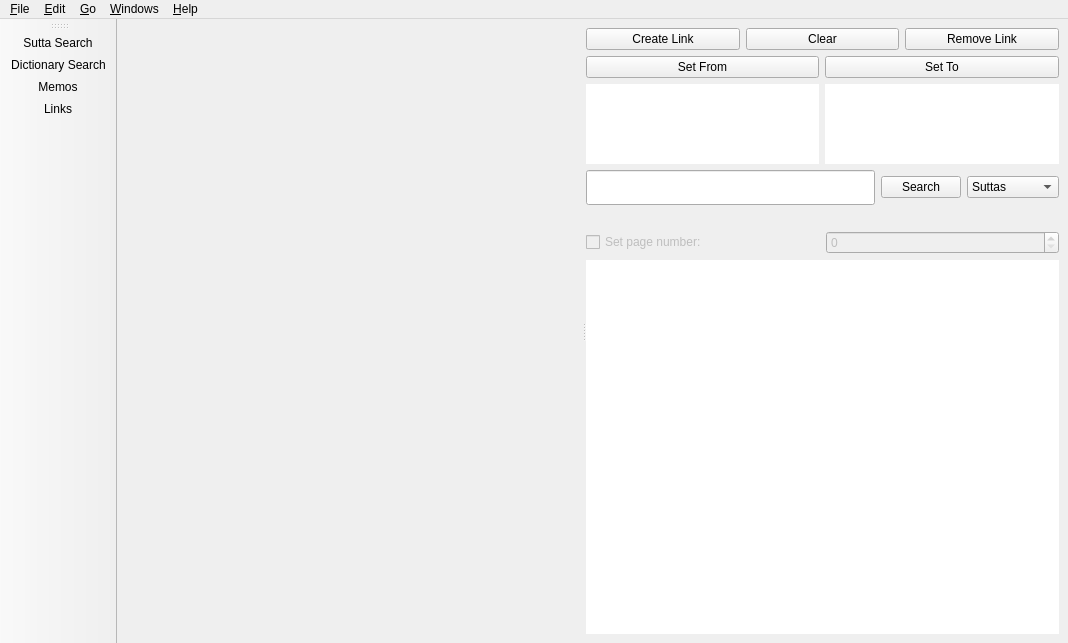
The window that simsapa/assets/ui/links_browser_window.ui (simsapa/simsapa) describes before a commit, drawn with Qt 5.
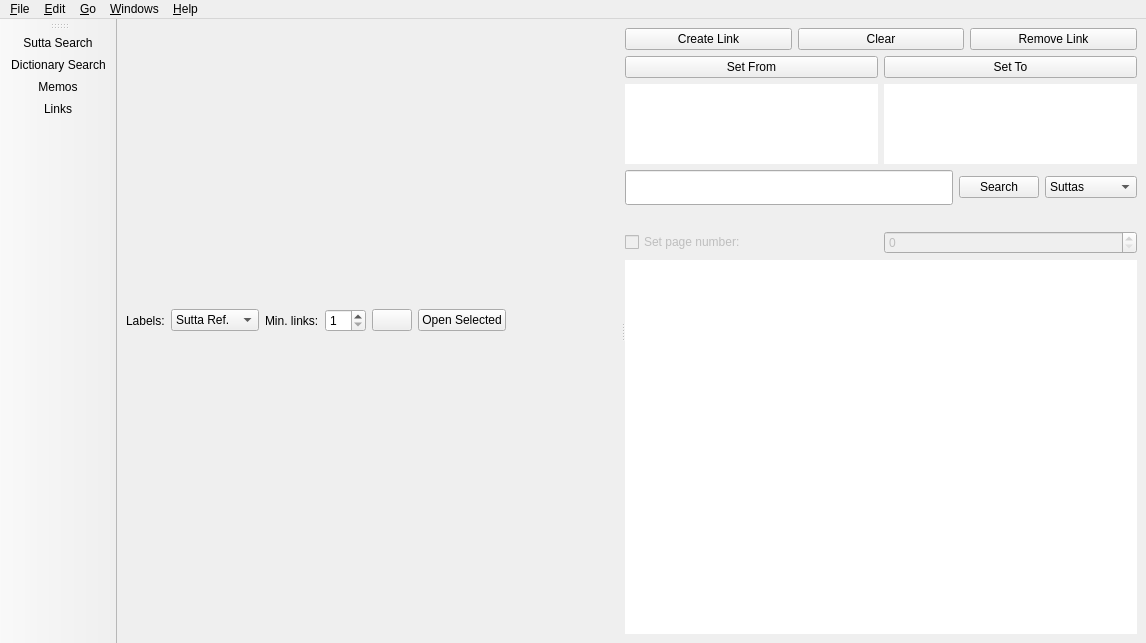
The same window after the commit. Icons and pictures are not drawn.

Commit message: select data sources to download

Patch:
```diff
--- a/simsapa/assets/ui/links_browser_window.ui
+++ b/simsapa/assets/ui/links_browser_window.ui
@@ -6,7 +6,7 @@
    <rect>
     <x>0</x>
     <y>0</y>
-    <width>1068</width>
+    <width>1146</width>
     <height>643</height>
    </rect>
   </property>
@@ -29,7 +29,95 @@
          <enum>Qt::Horizontal</enum>
         </property>
         <widget class="QWidget" name="verticalLayoutWidget_2">
-         <layout class="QVBoxLayout" name="links_layout">
+         <layout class="QVBoxLayout" name="links_wrap_layout">
+          <item>
+           <layout class="QHBoxLayout" name="links_controls_layout">
+            <item>
+             <widget class="QLabel" name="label_6">
+              <property name="text">
+               <string>Labels:</string>
+              </property>
+             </widget>
+            </item>
+            <item>
+             <widget class="QComboBox" name="label_select">
+              <item>
+               <property name="text">
+                <string>Sutta Ref.</string>
+               </property>
+              </item>
+              <item>
+               <property name="text">
+                <string>Ref. + Title</string>
+               </property>
+              </item>
+              <item>
+               <property name="text">
+                <string>No Labels</string>
+               </property>
+              </item>
+             </widget>
+            </item>
+            <item>
+             <widget class="QLabel" name="label_4">
+              <property name="text">
+               <string>Min. links:</string>
+              </property>
+             </widget>
+            </item>
+            <item>
+             <widget class="QSpinBox" name="min_links_input">
+              <property name="minimum">
+               <number>1</number>
+              </property>
+             </widget>
+            </item>
+            <item>
+             <widget class="QPushButton" name="links_regenerate_button">
+              <property name="toolTip">
+               <string>Regenerate Links Graph</string>
+              </property>
+              <property name="text">
+               <string/>
+              </property>
+              <property name="icon">
+               <iconset resource="../icons.qrc">
+                <normaloff>:/reload</normaloff>:/reload</iconset>
+              </property>
+             </widget>
+            </item>
+            <item>
+             <widget class="QPushButton" name="open_selected_link_button">
+              <property name="toolTip">
+               <string>Open Selected Link</string>
+              </property>
+              <property name="text">
+               <string>Open Selected</string>
+              </property>
+              <property name="icon">
+               <iconset resource="../icons.qrc">
+                <normaloff>:/book</normaloff>:/book</iconset>
+              </property>
+             </widget>
+            </item>
+            <item>
+             <spacer name="horizontalSpacer_4">
+              <property name="orientation">
+               <enum>Qt::Horizontal</enum>
+              </property>
+              <property name="sizeHint" stdset="0">
+               <size>
+                <width>40</width>
+                <height>20</height>
+               </size>
+              </property>
+             </spacer>
+            </item>
+           </layout>
+          </item>
+          <item>
+           <layout class="QVBoxLayout" name="links_layout"/>
+          </item>
           <item>
            <spacer name="horizontalSpacer">
             <property name="orientation">
@@ -257,7 +345,7 @@
     <rect>
      <x>0</x>
      <y>0</y>
-     <width>1068</width>
+     <width>1146</width>
      <height>25</height>
     </rect>
    </property>
```
The commit also changes 15 other files.
